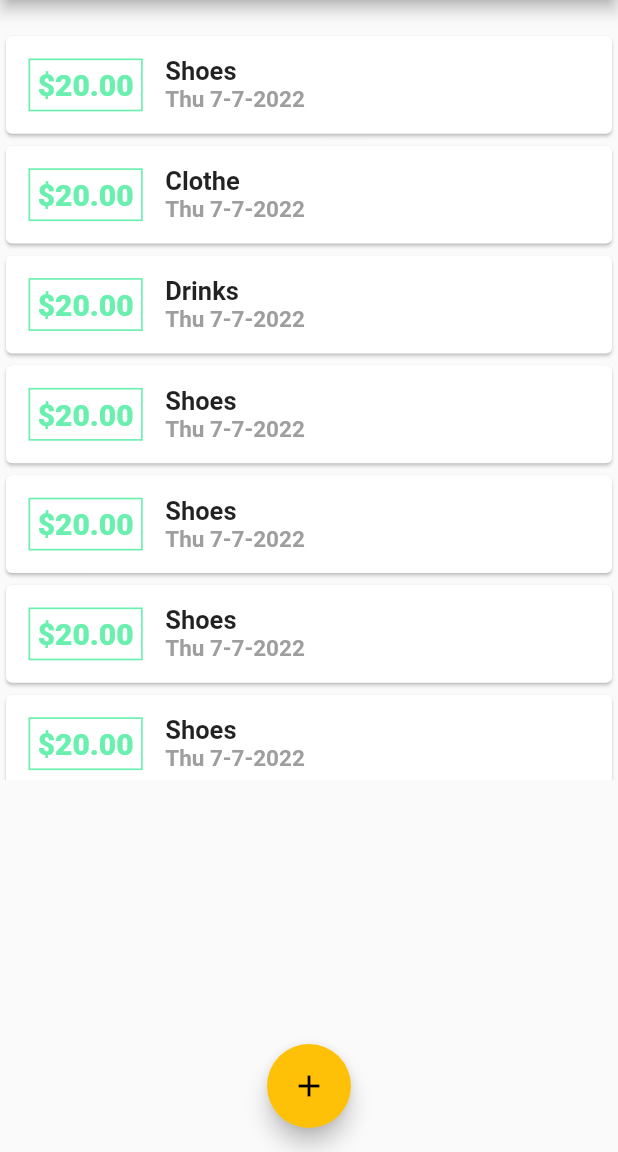
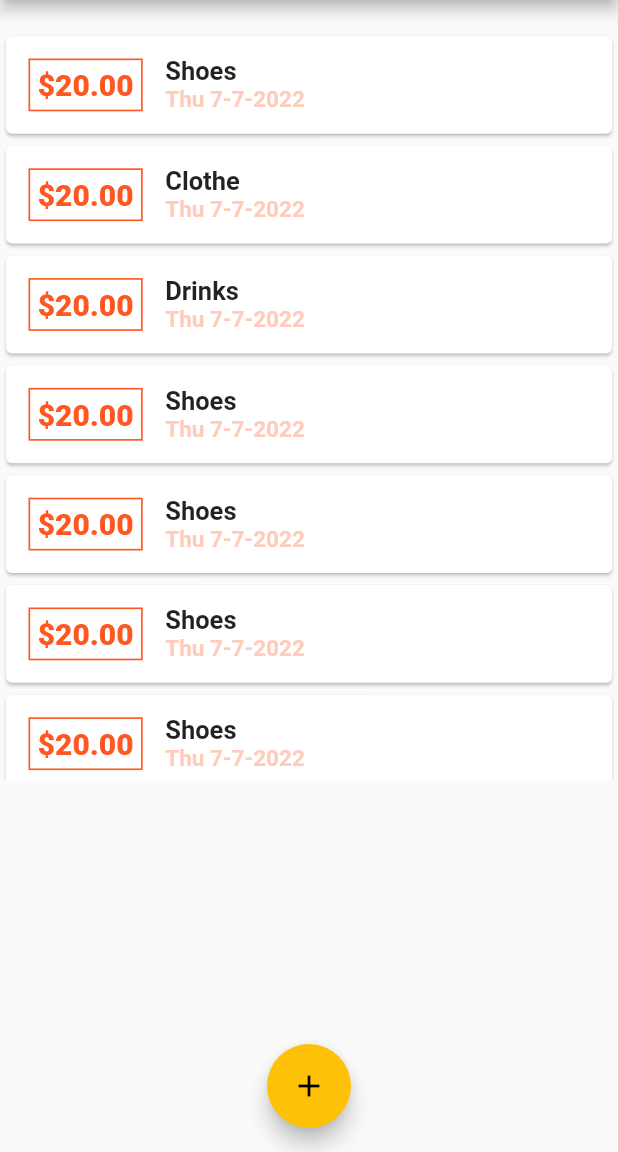
Before and after one commit to Lekki369/class_2, a Flutter app: the screen it shows after launch, on a phone screen of 412 x 824 dp, the part 84-1236 px from its top. Run offline on Flutter 3.47's test engine with Material 2 defaults, Android fonts, the phone set to English and light mode, and no system bars.

Commit message:
addedthe theme class and passed to all color

```diff
--- a/lib/views/transaction_list.dart
+++ b/lib/views/transaction_list.dart
@@ -23,14 +23,16 @@ class TransactionList extends StatelessWidget {
               Container(
                 margin: const EdgeInsets.all(15),
                 decoration: BoxDecoration(
-                    border: Border.all(color: Colors.greenAccent, width: 1.1)),
+                    border: Border.all(
+                        color: Theme.of(context).primaryColor, width: 1.1)),
                 padding: const EdgeInsets.all(5),
                 child: Text(
                   '\$${transaction[count].amount.toStringAsFixed(2)}',
-                  style: const TextStyle(
-                      fontWeight: FontWeight.w900,
-                      fontSize: 20,
-                      color: Colors.greenAccent),
+                  style: TextStyle(
+                    fontWeight: FontWeight.w900,
+                    fontSize: 20,
+                    color: Theme.of(context).primaryColor,
+                  ),
                 ),
               ),
               Column(crossAxisAlignment: CrossAxisAlignment.start, children: [
@@ -43,10 +45,10 @@ class TransactionList extends StatelessWidget {
                 ),
                 Text(
                   DateFormat('EEE d-M-y').format(transaction[count].date),
-                  style: const TextStyle(
+                  style: TextStyle(
                       fontWeight: FontWeight.w600,
                       fontSize: 15,
-                      color: Colors.grey),
+                      color: Theme.of(context).primaryColorLight),
                 ),
               ])
             ]),
```
